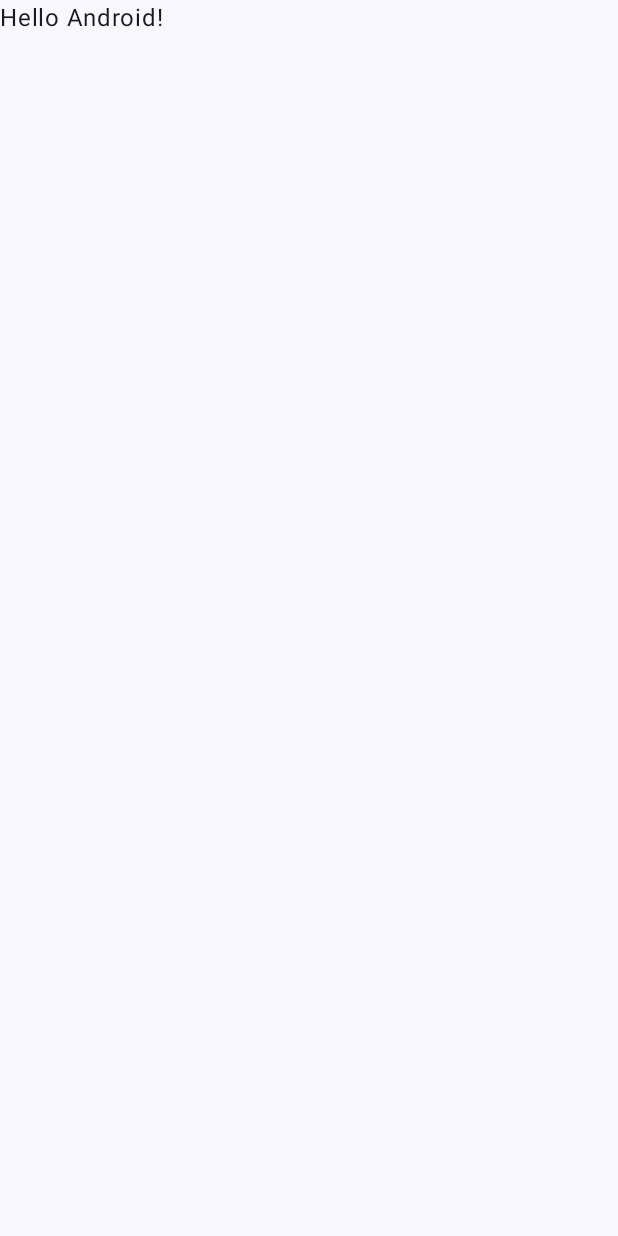
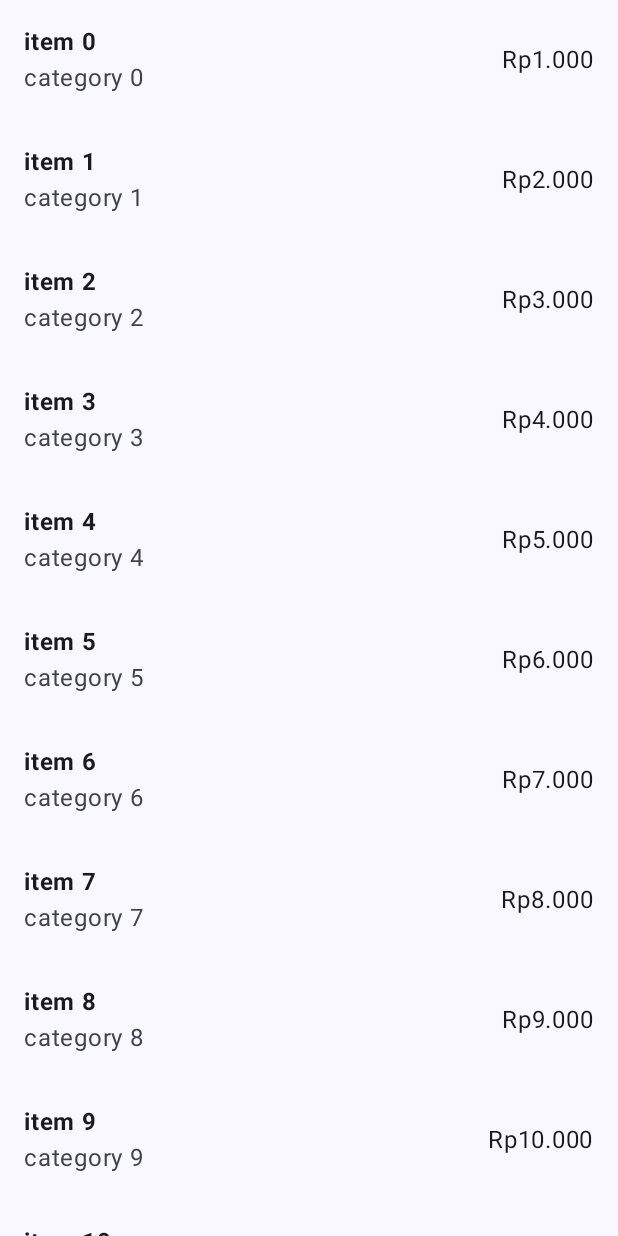
Before and after one commit to Vikraardiansyah/kantong, an Android app built with Jetpack Compose: the screen it shows after launch (MainActivity), on a phone screen of 412 x 824 dp. Before the commit the screen is almost empty. Run offline under Robolectric (Android 15) with nearby library versions, the phone set to English and light mode, and no system bars.

Commit message:
Update `DaftarTransaksi` to use `LazyColumn` and display list in `MainActivity`

```diff
--- a/app/src/main/java/io/github/vikraardiansyah/kantong/MainActivity.kt
+++ b/app/src/main/java/io/github/vikraardiansyah/kantong/MainActivity.kt
@@ -7,10 +7,8 @@ import androidx.activity.enableEdgeToEdge
 import androidx.compose.foundation.layout.fillMaxSize
 import androidx.compose.foundation.layout.padding
 import androidx.compose.material3.Scaffold
-import androidx.compose.material3.Text
-import androidx.compose.runtime.Composable
 import androidx.compose.ui.Modifier
-import androidx.compose.ui.tooling.preview.Preview
+import io.github.vikraardiansyah.kantong.ui.DaftarTransaksi
 import io.github.vikraardiansyah.kantong.ui.theme.KantongTheme
 
 class MainActivity : ComponentActivity() {
@@ -20,8 +18,15 @@ class MainActivity : ComponentActivity() {
         setContent {
             KantongTheme {
                 Scaffold(modifier = Modifier.fillMaxSize()) { innerPadding ->
-                    Greeting(
-                        name = "Android",
+                    DaftarTransaksi(
+                        daftar = List(20) { i ->
+                            Transaksi(
+                                id = i,
+                                nama = "item $i",
+                                kategori = "category $i",
+                                jumlah = (i + 1) * 1000L
+                            )
+                        },
                         modifier = Modifier.padding(innerPadding)
                     )
                 }
@@ -29,19 +34,3 @@ class MainActivity : ComponentActivity() {
         }
     }
 }
-
-@Composable
-fun Greeting(name: String, modifier: Modifier = Modifier) {
-    Text(
-        text = "Hello $name!",
-        modifier = modifier
-    )
-}
-
-@Preview(showBackground = true)
-@Composable
-fun GreetingPreview() {
-    KantongTheme {
-        Greeting("Android")
-    }
-}
--- a/app/src/main/java/io/github/vikraardiansyah/kantong/ui/DaftarTransaksi.kt
+++ b/app/src/main/java/io/github/vikraardiansyah/kantong/ui/DaftarTransaksi.kt
@@ -1,6 +1,8 @@
 package io.github.vikraardiansyah.kantong.ui
 
-import androidx.compose.foundation.layout.Column
+import androidx.compose.foundation.lazy.LazyColumn
+import androidx.compose.foundation.lazy.items
+import androidx.compose.material3.Text
 import androidx.compose.runtime.Composable
 import androidx.compose.ui.Modifier
 import androidx.compose.ui.tooling.preview.Preview
@@ -9,9 +11,13 @@ import io.github.vikraardiansyah.kantong.ui.theme.KantongTheme
 
 @Composable
 fun DaftarTransaksi(daftar: List<Transaksi>, modifier: Modifier = Modifier) {
-    Column(modifier = modifier) {
-        daftar.forEach {
-            TransaksiItem(it)
+    if (daftar.isEmpty()) {
+        Text("Belum ada Transaksi", modifier = modifier)
+    } else {
+        LazyColumn(modifier = modifier) {
+            items(daftar, key = { it.id }) { t ->
+                TransaksiItem(t)
+            }
         }
     }
 }
@@ -30,3 +36,12 @@ private fun DaftarTransaksiPreview() {
         DaftarTransaksi(contoh)
     }
 }
+
+@Preview(showBackground = true)
+@Composable
+private fun DaftarTransaksiKosongPreview() {
+    val contoh: List<Transaksi> = emptyList()
+    KantongTheme {
+        DaftarTransaksi(contoh)
+    }
+}
```
